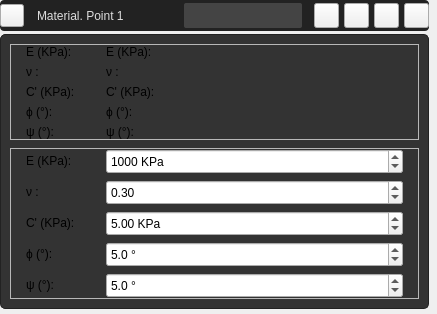
Qt form UI/widget_draw_property_card.ui (edwinar13/MPM-UN) before a commit.
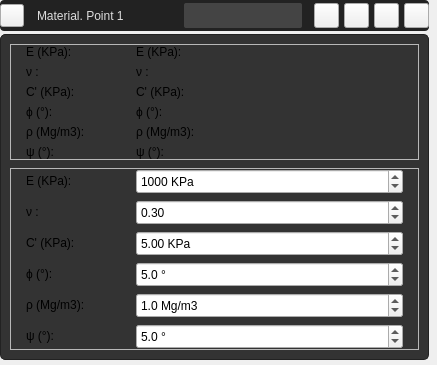
The same form after that commit. Icons and pictures are not drawn.

```diff
--- a/UI/widget_draw_property_card.ui
+++ b/UI/widget_draw_property_card.ui
@@ -681,7 +681,7 @@
            </property>
           </widget>
          </item>
-         <item row="4" column="0">
+         <item row="5" column="0">
           <widget class="QLabel" name="label_textProperties6_2">
            <property name="minimumSize">
             <size>
@@ -700,7 +700,7 @@
            </property>
           </widget>
          </item>
-         <item row="4" column="1">
+         <item row="5" column="1">
           <widget class="QLabel" name="label_textPropertiesPsi">
            <property name="minimumSize">
             <size>
@@ -719,6 +719,44 @@
            </property>
           </widget>
          </item>
+         <item row="4" column="0">
+          <widget class="QLabel" name="label_textProperties4_4">
+           <property name="minimumSize">
+            <size>
+             <width>110</width>
+             <height>0</height>
+            </size>
+           </property>
+           <property name="toolTip">
+            <string>Cohesión </string>
+           </property>
+           <property name="text">
+            <string>ρ (Mg/m3):</string>
+           </property>
+           <property name="QLabelStyle" stdset="0">
+            <number>3</number>
+           </property>
+          </widget>
+         </item>
+         <item row="4" column="1">
+          <widget class="QLabel" name="label_textPropertiesP">
+           <property name="minimumSize">
+            <size>
+             <width>110</width>
+             <height>0</height>
+            </size>
+           </property>
+           <property name="toolTip">
+            <string>Cohesión </string>
+           </property>
+           <property name="text">
+            <string>ρ (Mg/m3):</string>
+           </property>
+           <property name="QLabelStyle" stdset="0">
+            <number>3</number>
+           </property>
+          </widget>
+         </item>
         </layout>
        </widget>
       </item>
@@ -961,7 +999,7 @@
            </property>
           </widget>
          </item>
-         <item row="4" column="0">
+         <item row="5" column="0">
           <widget class="QLabel" name="label_textProperties6_3">
            <property name="minimumSize">
             <size>
@@ -980,7 +1018,7 @@
            </property>
           </widget>
          </item>
-         <item row="4" column="1">
+         <item row="5" column="1">
           <widget class="QDoubleSpinBox" name="doubleSpinBoxl_textPropertiesPsi">
            <property name="enabled">
             <bool>true</bool>
@@ -1014,6 +1052,59 @@
            </property>
           </widget>
          </item>
+         <item row="4" column="0">
+          <widget class="QLabel" name="label_textProperties4_5">
+           <property name="minimumSize">
+            <size>
+             <width>110</width>
+             <height>0</height>
+            </size>
+           </property>
+           <property name="toolTip">
+            <string>Cohesión </string>
+           </property>
+           <property name="text">
+            <string>ρ (Mg/m3):</string>
+           </property>
+           <property name="QLabelStyle" stdset="0">
+            <number>3</number>
+           </property>
+          </widget>
+         </item>
+         <item row="4" column="1">
+          <widget class="QDoubleSpinBox" name="doubleSpinBoxl_textPropertiesP">
+           <property name="enabled">
+            <bool>true</bool>
+           </property>
+           <property name="minimumSize">
+            <size>
+             <width>120</width>
+             <height>25</height>
+            </size>
+           </property>
+           <property name="suffix">
+            <string> Mg/m3</string>
+           </property>
+           <property name="decimals">
+            <number>1</number>
+           </property>
+           <property name="minimum">
+            <double>0.100000000000000</double>
+           </property>
+           <property name="maximum">
+            <double>10.000000000000000</double>
+           </property>
+           <property name="singleStep">
+            <double>0.100000000000000</double>
+           </property>
+           <property name="value">
+            <double>1.000000000000000</double>
+           </property>
+           <property name="QDoubleSpinBoxStyle" stdset="0">
+            <number>1</number>
+           </property>
+          </widget>
+         </item>
         </layout>
        </widget>
       </item>
```
